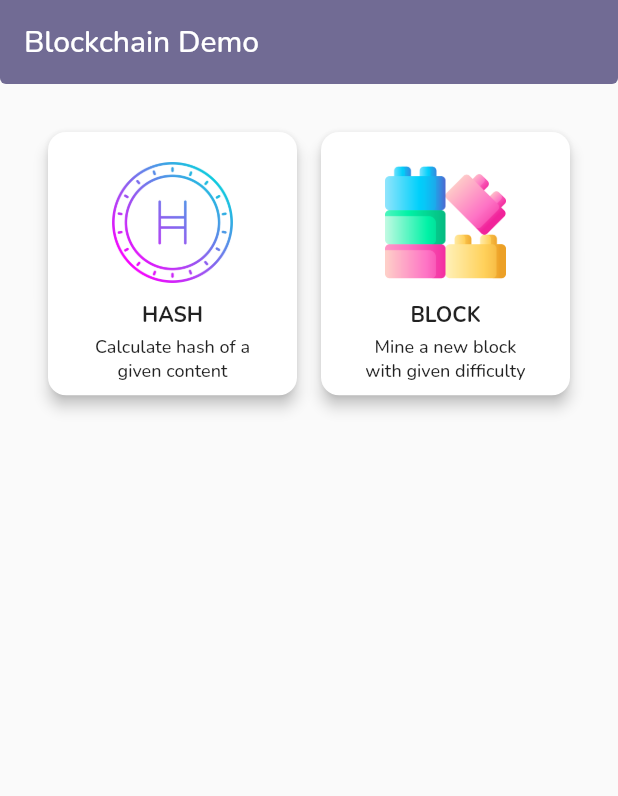
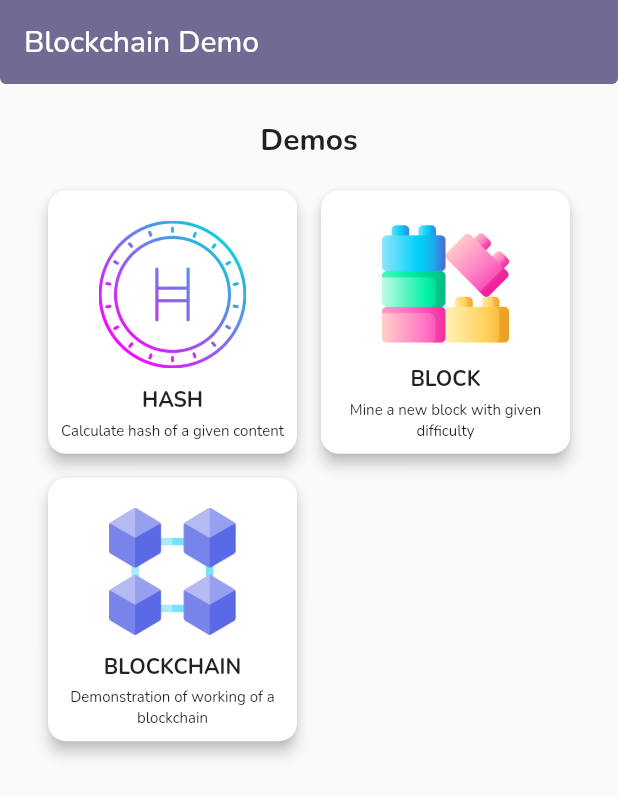
Before and after one commit to rashidwassan/blockchain-demo-app-flutter, a Flutter app: the screen it shows after launch, on a phone screen of 412 x 824 dp. Shown: the top 796 px of the screen. Run offline on Flutter 3.47's test engine with Material 2 defaults, Android fonts, the phone set to English and light mode, and no system bars; our stand-ins replace google_fonts, lottie.

Commit message:
added blockchain in menu list

```diff
--- a/lib/components/homepage_grid_tile.dart
+++ b/lib/components/homepage_grid_tile.dart
@@ -10,14 +10,16 @@ class HomePageGridTile extends StatelessWidget {
   Widget build(BuildContext context) {
     return Padding(
       padding: const EdgeInsets.all(8.0),
-      child: MaterialButton(
+      child: RawMaterialButton(
         onPressed: () {
           Navigator.of(context).pushNamed(item.screenRoute);
         },
         elevation: 4,
-        color: Colors.white,
+        animationDuration: const Duration(milliseconds: 100),
+        fillColor: Colors.white,
         splashColor: Theme.of(context).primaryColor.withOpacity(0.5),
         shape: RoundedRectangleBorder(borderRadius: BorderRadius.circular(12)),
+        highlightElevation: 0,
         child: Padding(
           padding: const EdgeInsets.all(8.0),
           child: Column(
@@ -37,7 +39,7 @@ class HomePageGridTile extends StatelessWidget {
               Text(
                 item.description,
                 textAlign: TextAlign.center,
-                style: const TextStyle(fontSize: 12),
+                style: const TextStyle(fontSize: 10),
               ),
             ],
           ),
--- a/lib/constants/images.dart
+++ b/lib/constants/images.dart
@@ -7,4 +7,5 @@ class Images {
   // icon paths
   static const String hash = 'assets/icons/hash.png';
   static const String block = 'assets/icons/block.png';
+  static const String blockchainIcon = 'assets/icons/blockchain.png';
 }
--- /dev/null
+++ b/lib/pages/demos/blockchain.dart
@@ -0,0 +1,17 @@
+import 'package:flutter/material.dart';
+
+class BlockChainDemoPage extends StatefulWidget {
+  const BlockChainDemoPage({Key? key}) : super(key: key);
+
+  static const String routeName = '/blockchain';
+
+  @override
+  State<BlockChainDemoPage> createState() => _BlockChainDemoPageState();
+}
+
+class _BlockChainDemoPageState extends State<BlockChainDemoPage> {
+  @override
+  Widget build(BuildContext context) {
+    return Container();
+  }
+}
--- a/lib/pages/homepage.dart
+++ b/lib/pages/homepage.dart
@@ -17,6 +17,13 @@ class HomePage extends StatelessWidget {
         padding: const EdgeInsets.all(24.0),
         child: Column(
           children: const [
+            Text(
+              'Demos',
+              style: TextStyle(fontSize: 20, fontWeight: FontWeight.bold),
+            ),
+            SizedBox(
+              height: 12,
+            ),
             HomePageGridVew(),
           ],
         ),
--- a/lib/providers/homepage_items_provider.dart
+++ b/lib/providers/homepage_items_provider.dart
@@ -1,5 +1,6 @@
 import 'package:blockchain_demo_flutter/models/homepage_grid_item.dart';
 import 'package:blockchain_demo_flutter/pages/demos/block.dart';
+import 'package:blockchain_demo_flutter/pages/demos/blockchain.dart';
 import 'package:blockchain_demo_flutter/pages/demos/hash_page.dart';
 import 'package:flutter/material.dart';
 
@@ -17,6 +18,11 @@ class HomePageItemsProvider with ChangeNotifier {
         title: 'BLOCK',
         description: 'Mine a new block with given difficulty',
         screenRoute: BlockPage.routeName),
+    HomePageGridItem(
+        imagePath: Images.blockchainIcon,
+        title: 'BLOCKCHAIN',
+        description: 'Demonstration of working of a blockchain',
+        screenRoute: BlockChainDemoPage.routeName),
   ];
 
   List<HomePageGridItem> get items => _items;
--- a/lib/utils/route_generator.dart
+++ b/lib/utils/route_generator.dart
@@ -1,3 +1,4 @@
+import 'package:blockchain_demo_flutter/pages/demos/blockchain.dart';
 import 'package:flutter/material.dart';
 
 import '/pages/demos/hash_page.dart';
@@ -16,6 +17,8 @@ class RouteGenerator {
         return MaterialPageRoute(builder: (_) => const BlockPage());
       case HashPage.routeName:
         return MaterialPageRoute(builder: (_) => const HashPage());
+      case BlockChainDemoPage.routeName:
+        return MaterialPageRoute(builder: (_) => const BlockChainDemoPage());
 
       default:
         return MaterialPageRoute(builder: ((context) => const HomePage()));
```
Also changed, not shown: assets/icons/blockchain.png (added).
